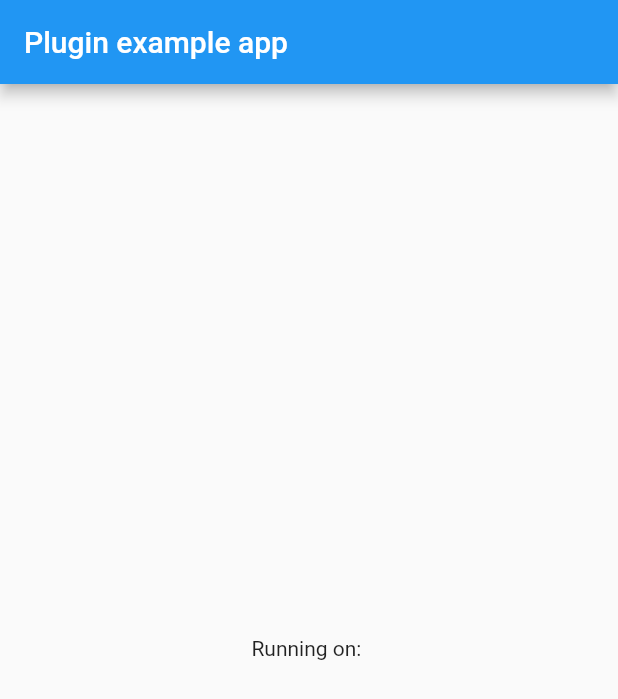
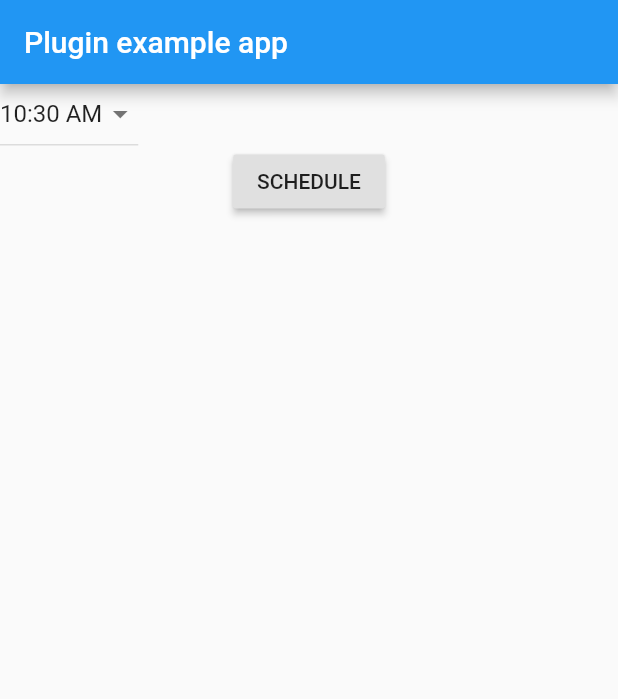
Before and after one commit to serralvo/schedule_notifications, a Flutter app: the screen it shows after launch, on a phone screen of 412 x 824 dp. Shown: the top 699 px of the screen. Run offline on Flutter 3.47's test engine with Material 2 defaults, Android fonts, the phone set to English and light mode, and no system bars.

Commit message:
Implementing time picker.

```diff
--- a/example/lib/main.dart
+++ b/example/lib/main.dart
@@ -1,6 +1,6 @@
 import 'package:flutter/material.dart';
-import 'package:flutter/services.dart';
 import 'package:schedule_notifications/schedule_notifications.dart';
+import 'package:schedule_notifications_example/time_picker.dart';
 
 void main() => runApp(new MyApp());
 
@@ -10,32 +10,11 @@ class MyApp extends StatefulWidget {
 }
 
 class _MyAppState extends State<MyApp> {
-  String _platformVersion = 'Unknown';
+  DateTime _selectedTime = new DateTime.now();
 
   @override
   initState() {
     super.initState();
-    initPlatformState();
-  }
-
-  // Platform messages are asynchronous, so we initialize in an async method.
-  initPlatformState() async {
-
-    try {
-      ScheduleNotifications.schedule("Hora de meditar", 10, [0, 1, 2]);
-    } on Exception {
-      print("Whooops :x");
-    }
-
-    // If the widget was removed from the tree while the asynchronous platform
-    // message was in flight, we want to discard the reply rather than calling
-    // setState to update our non-existent appearance.
-    if (!mounted)
-      return;
-
-    setState(() {
-      _platformVersion = "";
-    });
   }
 
   @override
@@ -45,10 +24,36 @@ class _MyAppState extends State<MyApp> {
         appBar: new AppBar(
           title: new Text('Plugin example app'),
         ),
-        body: new Center(
-          child: new Text('Running on: $_platformVersion\n'),
+        body: new Container(
+            child: new Center(
+              child: new Column(
+                  mainAxisAlignment: MainAxisAlignment.start,
+                  children: <Widget>[
+                    new DateTimeItem(
+                    dateTime: _selectedTime,
+                        onChanged: (value) {
+                          setState(() {
+                            _selectedTime = value;
+                          });
+                        }
+                    ),
+                    new RaisedButton(
+                      child: const Text('SCHEDULE'),
+                      onPressed: scheduleAlarm,
+                    ),
+                  ]
+              ),
+            )
         ),
       ),
     );
   }
+
+  void scheduleAlarm() {
+    try {
+      ScheduleNotifications.schedule("Hora de meditar", _selectedTime.toString(), [0, 1, 2]);
+    } on Exception {
+      print("Whooops :x");
+    }
+  }
 }
--- /dev/null
+++ b/example/lib/time_picker.dart
@@ -0,0 +1,59 @@
+import 'package:flutter/foundation.dart';
+import 'package:flutter/material.dart';
+
+/// Date time item view.
+class DateTimeItem extends StatelessWidget {
+
+  /// Constructor.
+  DateTimeItem({ Key key, DateTime dateTime, @required this.onChanged })
+      : assert(onChanged != null),
+        date = new DateTime(dateTime.year, dateTime.month, dateTime.day),
+        time = new TimeOfDay(hour: dateTime.hour, minute: dateTime.minute),
+        super(key: key);
+
+  /// Current date.
+  final DateTime date;
+
+  /// Current time.
+  final TimeOfDay time;
+
+  /// On change listener.
+  final ValueChanged<DateTime> onChanged;
+
+  @override
+  Widget build(BuildContext context) {
+    final ThemeData theme = Theme.of(context);
+
+    return new DefaultTextStyle(
+        style: theme.textTheme.subhead,
+        child: new Row(
+            children: <Widget>[
+              new Container(
+                  padding: const EdgeInsets.symmetric(vertical: 8.0),
+                  decoration: new BoxDecoration(
+                      border: new Border(bottom: new BorderSide(color: theme.dividerColor))
+                  ),
+                  child: new InkWell(
+                      onTap: () {
+                        showTimePicker(
+                            context: context,
+                            initialTime: time
+                        )
+                            .then<Null>((value) {
+                          if (value != null)
+                            onChanged(new DateTime(date.year, date.month, date.day, value.hour, value.minute));
+                        });
+                      },
+                      child: new Row(
+                          children: <Widget>[
+                            new Text('${time.format(context)}'),
+                            const Icon(Icons.arrow_drop_down, color: Colors.black54),
+                          ]
+                      )
+                  )
+              )
+            ]
+        )
+    );
+  }
+}
```
